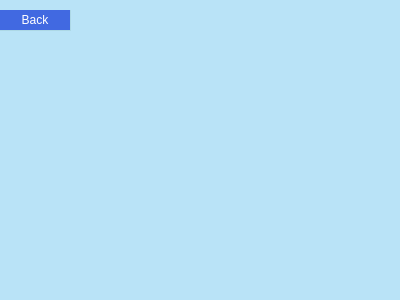
Qt form highscore.ui (CREVIOS/minesweeper) before a commit.
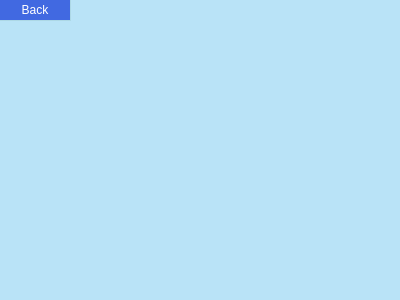
The same form after that commit.

```diff
--- a/highscore.ui
+++ b/highscore.ui
@@ -24,7 +24,7 @@
    <property name="geometry">
     <rect>
      <x>0</x>
-     <y>10</y>
+     <y>0</y>
      <width>71</width>
      <height>21</height>
     </rect>
```
